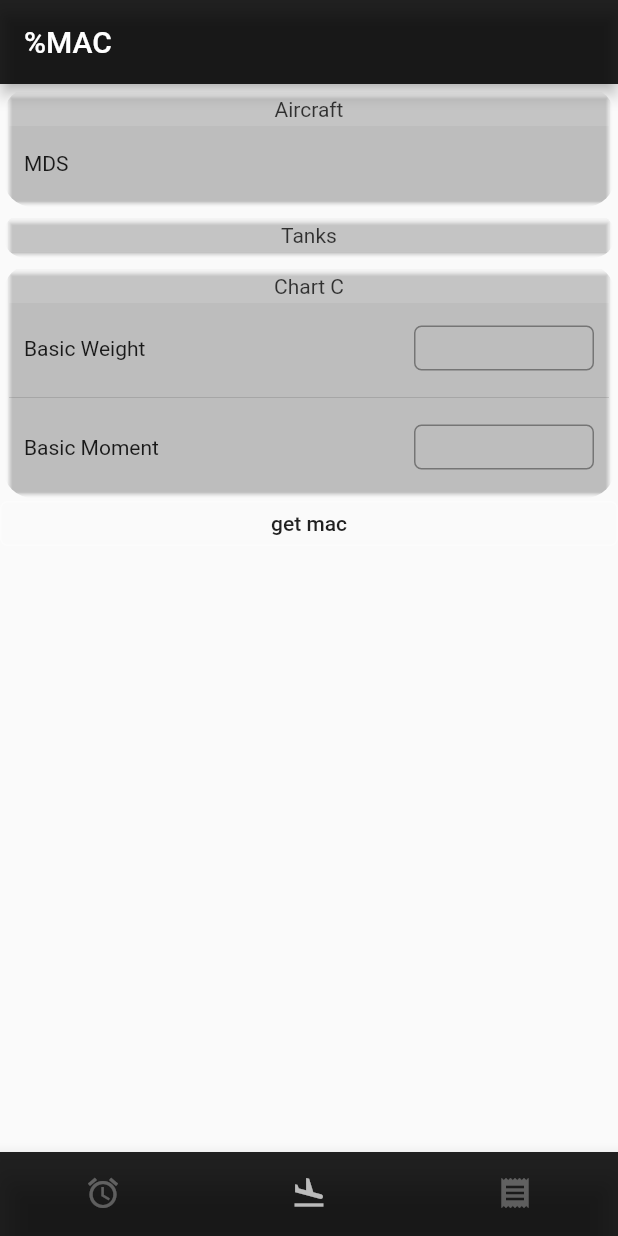
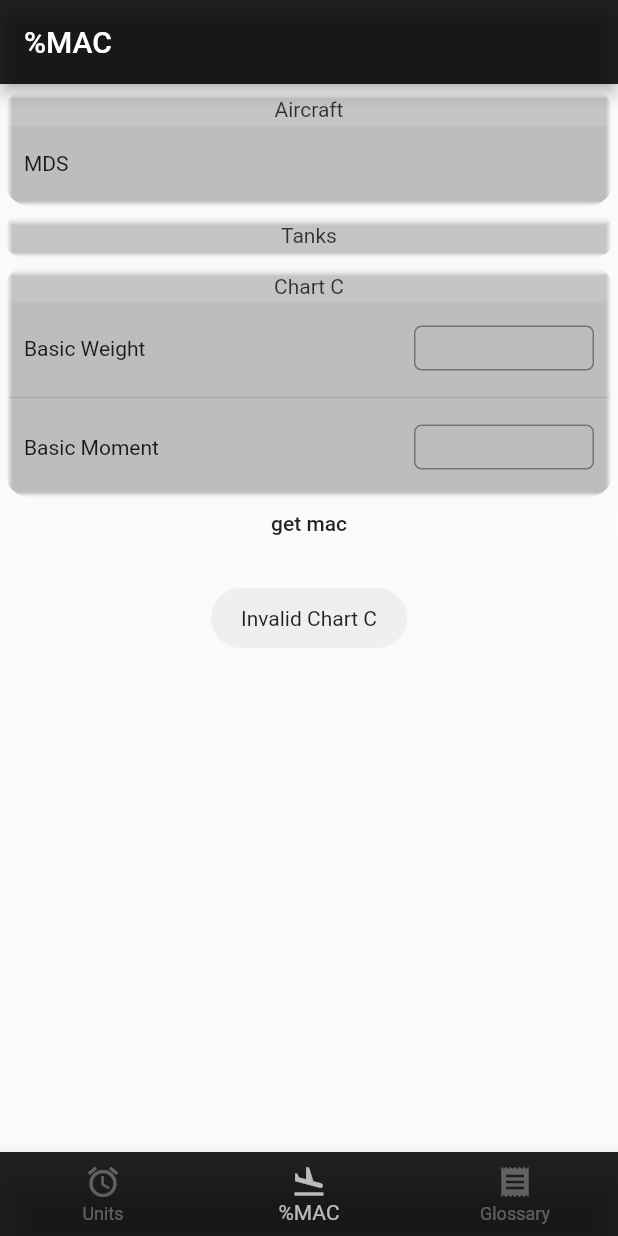
Before and after one commit to teaguestockwell/levels-v2-flutter, a Flutter app: the MyBottomBarDemo screen opened directly with empty values, item 2 of the bottom bar chosen, after a tap on "get mac", on a phone screen of 412 x 824 dp. Run offline on Flutter 3.47's test engine with Material 2 defaults, Android fonts, the phone set to English and light mode, and no system bars; our stand-ins replace cloud_firestore, flutter_datetime_picker, flutter_linkify, fluttertoast; accounts and stored records are empty; statements that could not run were skipped.

```diff
--- a/lib/main.dart
+++ b/lib/main.dart
@@ -74,8 +74,8 @@ class _MyBottomBarDemoState extends State<MyBottomBarDemo> {
             title: Text(titleArr[_pageIndex]),
           ),
           bottomNavigationBar: BottomNavigationBar(
-            showSelectedLabels: false,
-            showUnselectedLabels: false,
+            showSelectedLabels: true,
+            showUnselectedLabels: true,
             currentIndex: _pageIndex,
             onTap: onTabTapped,
             backgroundColor: topBot,
--- a/lib/model.dart
+++ b/lib/model.dart
@@ -174,7 +174,7 @@ class Aircraft {
         print(nwfs[i].name+' totMom: ' +totMom.toString()+ ' totWeight: '+totWeight.toString());
       }
       print('lemac: '+ lemac+ ' mac: '+mac+' simpMom: '+simpMom.toString());
-      perMacD = ((totMom * simpMom / totWeight) - P.p(lemac)) / P.p(mac);
+      perMacD = 100.0 *((totMom * simpMom / totWeight) - P.p(lemac)) / P.p(mac);
       return perMacD.toString();
     }
   }
--- a/lib/screen0.dart
+++ b/lib/screen0.dart
@@ -6,7 +6,9 @@ import 'uiwidgets.dart';
 class Screen0 extends StatelessWidget {
   @override
   Widget build(BuildContext context) {
-    return ListView(children: <Widget>[
+    return ListView(
+      reverse: true,
+      children: <Widget>[
       CCards('Now', TimeGrid()),
       CCards.C('Pre/Insp Expire', InspBody()),
       CCards.C('Julian Lookup', JulianLookupBody()),
--- a/lib/screen4.dart
+++ b/lib/screen4.dart
@@ -11,8 +11,8 @@ class Screen4 extends StatefulWidget {
 }
 
 class _Screen4State extends State<Screen4> {
-  List<CCards> getGlossCards() {
-    var ret = List<CCards>();
+  List<Widget> getGlossCards() {
+    var ret = List<Widget>();
 
     ret.add(CCards(
         'About',
@@ -24,11 +24,14 @@ class _Screen4State extends State<Screen4> {
       ret.add(CCards.C(this.widget.air.titles.elementAt(i),
           RowCenterText(this.widget.air.bodys.elementAt(i))));
     }
+
     return ret;
   }
 
   @override
   Widget build(BuildContext context) {
-    return ListView(children: getGlossCards());
+    return ListView(
+      reverse: true,
+      children: getGlossCards());
   }
 }
--- a/lib/widgets.dart
+++ b/lib/widgets.dart
@@ -4,6 +4,7 @@ import 'package:flutter/services.dart';
 import 'package:flutter_datetime_picker/flutter_datetime_picker.dart';
 import 'package:flutter/cupertino.dart';
 import 'package:flutter/material.dart';
+import 'package:fluttertoast/fluttertoast.dart';
 import 'package:intl/intl.dart';
 import 'dart:async';
 import 'uiwidgets.dart';
@@ -1001,7 +1002,12 @@ class _PerMacScreenState extends State<PerMacScreen>  with AutomaticKeepAliveCli
   bool validate(){
     bool ret = true;
     if(!tankCard.valid){ret=false;}
-    if(!chartcCard.valid){ret =false;}
+    if(!chartcCard.valid){ret =false;Fluttertoast.showToast(
+        msg: 'Invalid Chart C',
+        timeInSecForIosWeb: 3,
+        toastLength: Toast.LENGTH_LONG,
+        gravity: ToastGravity.CENTER,
+        webPosition: "center",);}
     //cargo card goes here
     return ret;
   }
@@ -1012,10 +1018,12 @@ class _PerMacScreenState extends State<PerMacScreen>  with AutomaticKeepAliveCli
       nwf.addAll(tankCard.getNameWeightFS());
       nwf.addAll(chartcCard.getNameWeightFS());
       print(nwf);
-      print(NameWeightFS.getPerMac(
-        this.widget.air.lemac,
-        this.widget.air.mac,
-         nwf)
+      Fluttertoast.showToast(
+        msg: NameWeightFS.getPerMac(this.widget.air.lemac,this.widget.air.mac, nwf),
+        timeInSecForIosWeb: 3,
+        toastLength: Toast.LENGTH_LONG,
+        gravity: ToastGravity.CENTER,
+        webPosition: "center",
       );
     }
   }
@@ -1139,7 +1147,7 @@ class ChartCRow extends StatefulWidget {
   _ChartCRowState createState() => _ChartCRowState();
 }
 
-class _ChartCRowState extends State<ChartCRow> with AutomaticKeepAliveClientMixin<ChartCRow>{
+class _ChartCRowState extends State<ChartCRow> {
   InputDecoration wi = InputDecoration(
     border: OutlineInputBorder( borderRadius: const BorderRadius.all(const Radius.circular(5.0),),borderSide: BorderSide(color: Colors.white70,width: 1.0,),),
     focusedBorder: OutlineInputBorder( borderRadius: const BorderRadius.all(const Radius.circular(5.0),),borderSide: BorderSide(color: Colors.white70,width: 1.0,),),
@@ -1152,8 +1160,6 @@ class _ChartCRowState extends State<ChartCRow> with AutomaticKeepAliveClientMixi
 
     InputDecoration w,m;
 
-    @override
-    bool get wantKeepAlive => true;
 
     @override
     initState(){
```
